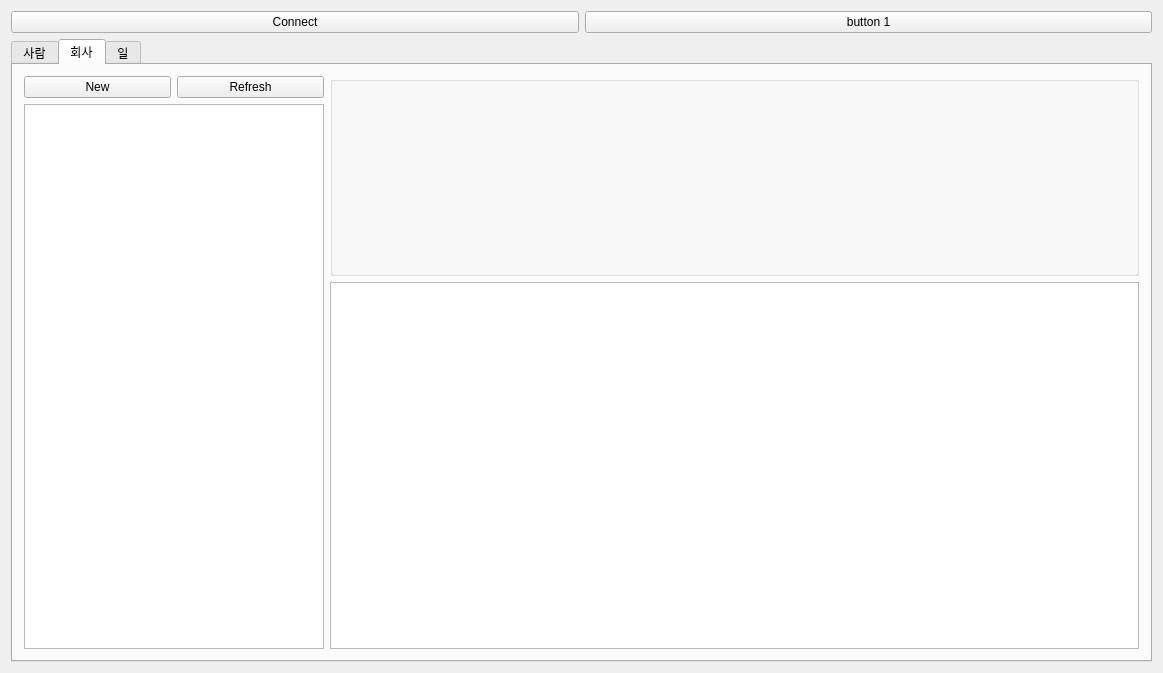
This is mainwindow.ui in Hyuntae-Lee/HRM as Qt 5 draws it before an edit. The edited form follows.
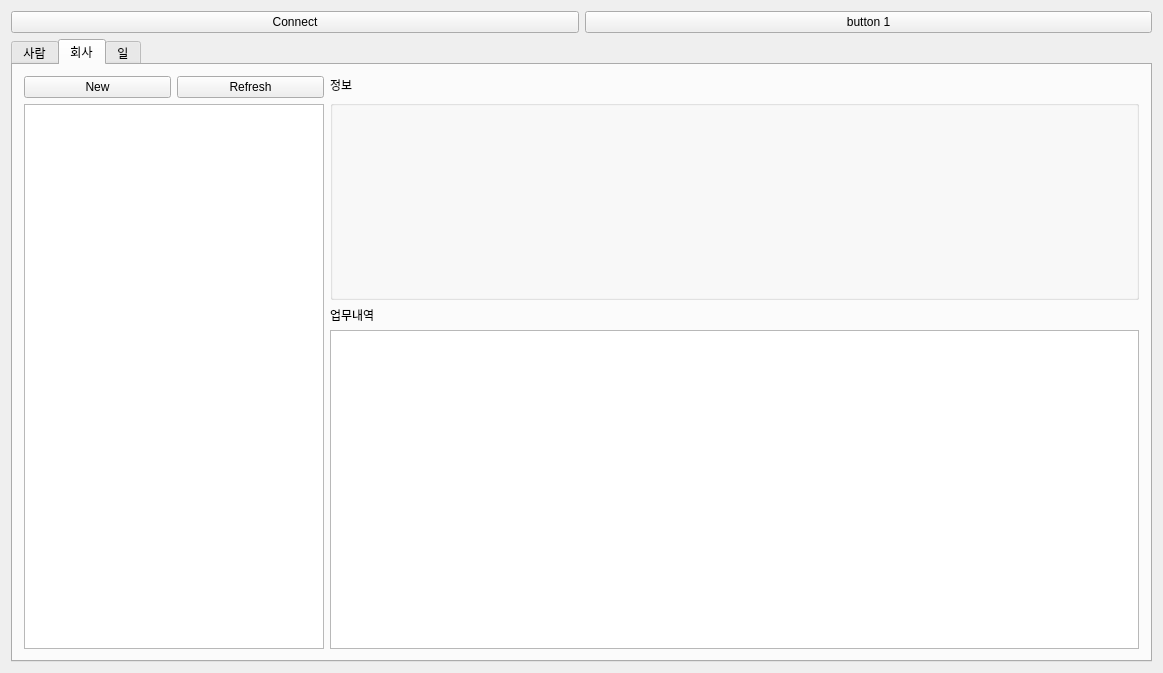
This is the edited form. The open tabs and pages were chosen to show the change.

Commit message: 회사 기준 업무 리스트 구현 중

What changed in the file:
```diff
--- a/mainwindow.ui
+++ b/mainwindow.ui
@@ -256,6 +256,13 @@
         </item>
         <item>
          <layout class="QVBoxLayout" name="verticalLayout_5">
+          <item>
+           <widget class="QLabel" name="label_4">
+            <property name="text">
+             <string>정보</string>
+            </property>
+           </widget>
+          </item>
           <item>
            <widget class="QGroupBox" name="groupBox_2">
             <property name="sizePolicy">
@@ -390,7 +397,14 @@
            </widget>
           </item>
           <item>
-           <widget class="QListView" name="listView_historyForCompany"/>
+           <widget class="QLabel" name="label_5">
+            <property name="text">
+             <string>업무내역</string>
+            </property>
+           </widget>
+          </item>
+          <item>
+           <widget class="QTableView" name="tableView_historyForCompany"/>
           </item>
          </layout>
         </item>
```
Left out of the diff: 8 changed lines with no effect on the pictures. The commit also changes 9 other files.
